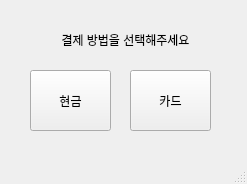
BSEom/miniP_kiosk, file ui/payment.ui: the form before one commit.
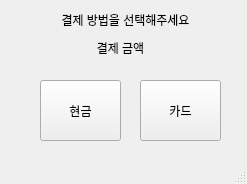
The form after the commit.

What changed in the file:
```diff
--- a/ui/payment.ui
+++ b/ui/payment.ui
@@ -23,8 +23,8 @@
    <widget class="QPushButton" name="cash_btn">
     <property name="geometry">
      <rect>
-      <x>30</x>
-      <y>70</y>
+      <x>40</x>
+      <y>80</y>
       <width>81</width>
       <height>61</height>
      </rect>
@@ -36,8 +36,8 @@
    <widget class="QPushButton" name="credit_btn">
     <property name="geometry">
      <rect>
-      <x>130</x>
-      <y>70</y>
+      <x>140</x>
+      <y>80</y>
       <width>81</width>
       <height>61</height>
      </rect>
@@ -50,7 +50,7 @@
     <property name="geometry">
      <rect>
       <x>50</x>
-      <y>30</y>
+      <y>10</y>
       <width>151</width>
       <height>20</height>
      </rect>
@@ -62,6 +62,22 @@
      <set>Qt::AlignCenter</set>
     </property>
    </widget>
+   <widget class="QLabel" name="payMoney_label">
+    <property name="geometry">
+     <rect>
+      <x>30</x>
+      <y>40</y>
+      <width>181</width>
+      <height>16</height>
+     </rect>
+    </property>
+    <property name="text">
+     <string>결제 금액</string>
+    </property>
+    <property name="alignment">
+     <set>Qt::AlignCenter</set>
+    </property>
+   </widget>
   </widget>
   <widget class="QMenuBar" name="menubar">
    <property name="geometry">
```
Left out of the diff: 2 changed lines with no effect on the pictures.
